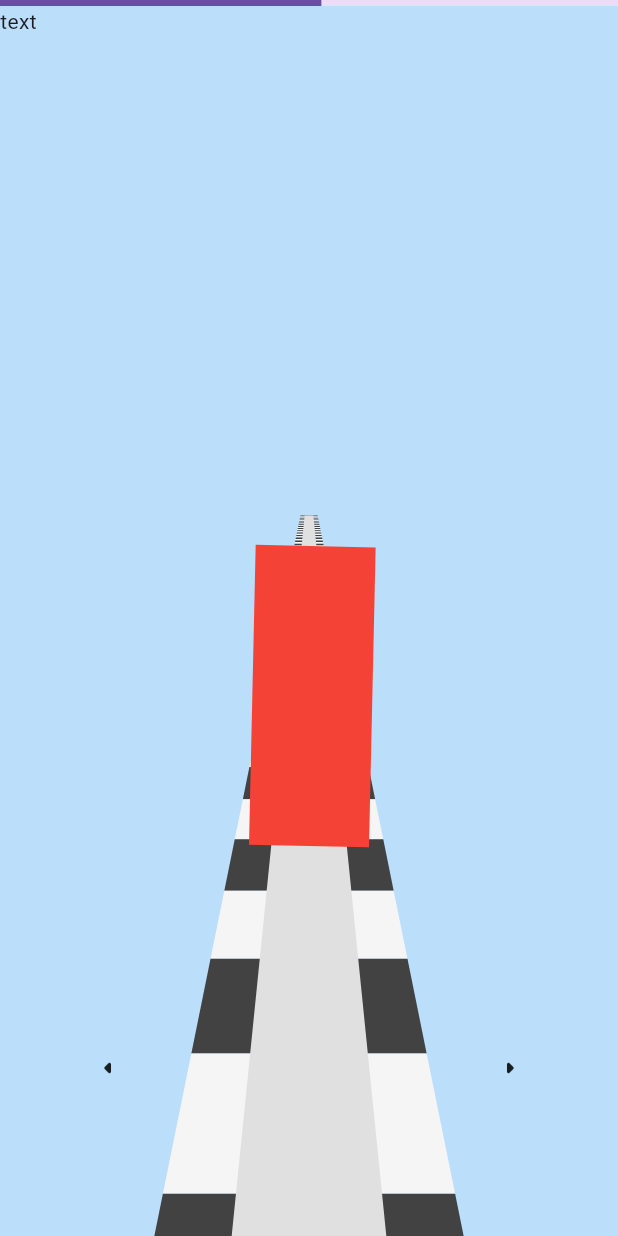
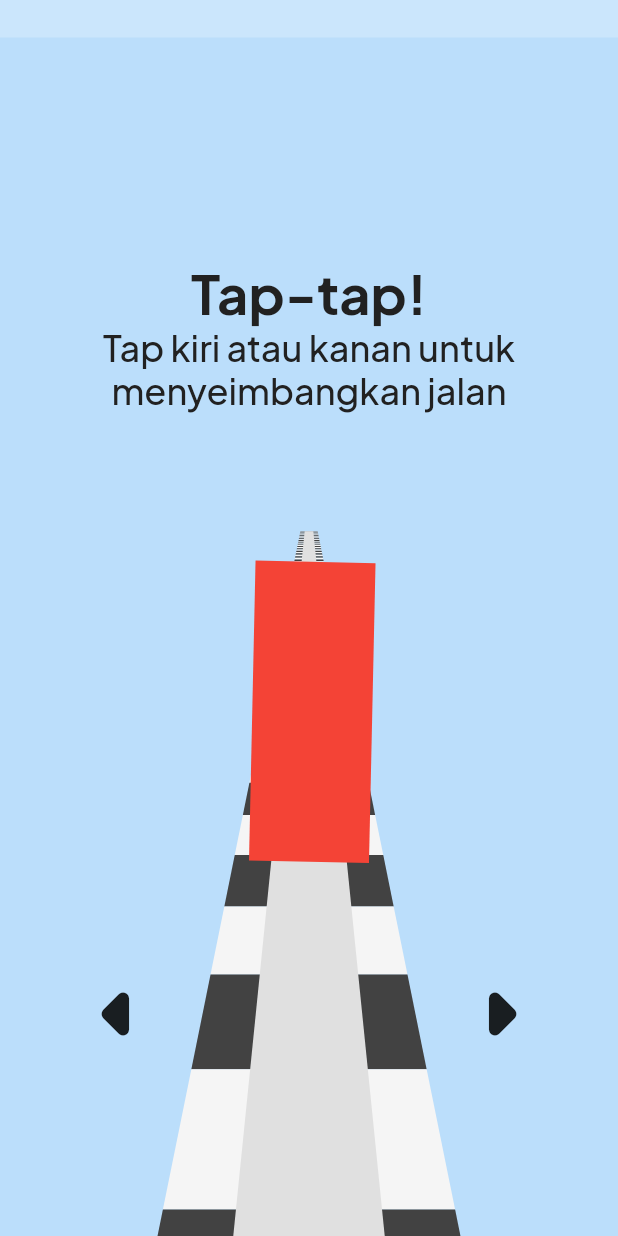
Before and after one commit to abadisurio/jakis-life, a Flutter app: the screen it shows after launch, on a phone screen of 412 x 824 dp. Run offline on Flutter 3.47's test engine with Material 3 defaults, Android fonts, the phone set to English and light mode, and no system bars; our stand-ins replace bloc, flutter_bloc, google_fonts; generated files the repository leaves out were written again.

Commit message:
Add font

```diff
--- a/lib/app/view/app.dart
+++ b/lib/app/view/app.dart
@@ -1,22 +1,49 @@
 import 'package:flutter/material.dart';
+import 'package:google_fonts/google_fonts.dart';
 import 'package:katajakarta/games/games.dart';
 import 'package:katajakarta/l10n/l10n.dart';
+import 'package:katajakarta/utils/text_theme.dart';
 
 class App extends StatelessWidget {
   const App({super.key});
 
   @override
   Widget build(BuildContext context) {
+    final textTheme = GoogleFonts.plusJakartaSansTextTheme().copyWith(
+      bodySmall: TextStyleTheme.baseBodyStyle,
+      bodyMedium: TextStyleTheme.baseBodyStyle,
+      bodyLarge: TextStyleTheme.baseBodyStyle,
+      titleLarge: TextStyleTheme.baseTitleStyle,
+      titleMedium: TextStyleTheme.baseTitleStyle,
+      titleSmall: TextStyleTheme.baseTitleStyle,
+      labelLarge: TextStyleTheme.baseLabelStyle,
+      labelMedium: TextStyleTheme.baseLabelStyle,
+      labelSmall: TextStyleTheme.baseLabelStyle,
+    );
     return MaterialApp(
       theme: ThemeData(
-        appBarTheme: AppBarTheme(
-          backgroundColor: Theme.of(context).colorScheme.inversePrimary,
+        splashColor: Colors.transparent,
+        highlightColor: Colors.black12,
+        primaryColor: Colors.indigo.shade50,
+        dividerColor: Colors.indigo.shade100,
+        textButtonTheme: TextButtonThemeData(
+          style: ButtonStyle(
+            foregroundColor: MaterialStateProperty.all<Color>(Colors.black),
+          ),
         ),
-        useMaterial3: true,
+        outlinedButtonTheme: OutlinedButtonThemeData(
+          style: ButtonStyle(
+            foregroundColor: MaterialStateProperty.all<Color>(Colors.black),
+          ),
+        ),
+        canvasColor: Colors.indigo.shade50,
+        textTheme: textTheme,
       ),
       localizationsDelegates: AppLocalizations.localizationsDelegates,
       supportedLocales: AppLocalizations.supportedLocales,
       home: const StableSidewalkPage(),
+      // home: const TimelinePage(),
+      // home: const EventPage(),
     );
   }
 }
--- a/lib/games/stable_sidewalk/view/stable_sidewalk_page.dart
+++ b/lib/games/stable_sidewalk/view/stable_sidewalk_page.dart
@@ -3,6 +3,7 @@ import 'dart:async';
 import 'package:flutter/material.dart';
 import 'package:flutter_bloc/flutter_bloc.dart';
 import 'package:katajakarta/games/stable_sidewalk/bloc/stable_sidewalk_bloc.dart';
+import 'package:katajakarta/utils/text_theme.dart';
 
 class StableSidewalkPage extends StatelessWidget {
   const StableSidewalkPage({super.key});
@@ -19,11 +20,29 @@ class StableSidewalkPage extends StatelessWidget {
           child: SafeArea(
             child: Column(
               children: [
-                const _Progress(),
+                const _GameProgress(),
                 Expanded(
                   child: Stack(
                     children: [
-                      const Text('text'),
+                      Positioned.fill(
+                        bottom: 400,
+                        child: Center(
+                          child: Column(
+                            mainAxisSize: MainAxisSize.min,
+                            children: [
+                              Text(
+                                'Tap-tap!',
+                                style: TextStyleTheme(context).titleLarge,
+                              ),
+                              Text(
+                                '''Tap kiri atau kanan untuk menyeimbangkan jalan''',
+                                style: TextStyleTheme(context).bodyMedium,
+                                textAlign: TextAlign.center,
+                              ),
+                            ],
+                          ),
+                        ),
+                      ),
                       Center(
                         child: Transform(
                           // Transform widget
@@ -38,15 +57,15 @@ class StableSidewalkPage extends StatelessWidget {
                         top: 100,
                         child: Center(child: _Character()),
                       ),
-                      const Center(child: _GameStatus()),
+                      // const Center(child: _GameStatus()),
                       const Positioned(
                         bottom: 100,
-                        left: 60,
+                        left: 30,
                         child: _LeftButton(),
                       ),
                       const Positioned(
                         bottom: 100,
-                        right: 60,
+                        right: 30,
                         child: _RightButton(),
                       ),
                     ],
@@ -61,32 +80,33 @@ class StableSidewalkPage extends StatelessWidget {
   }
 }
 
-class _GameStatus extends StatelessWidget {
-  const _GameStatus();
+// class _GameStatus extends StatelessWidget {
+//   const _GameStatus();
+
+//   @override
+//   Widget build(BuildContext context) {
+//     return BlocBuilder<StableSidewalkBloc, StableSidewalkState>(
+//       builder: (context, state) {
+//         if (state.isWin != null) {
+//           return Text(state.isWin! ? 'You Win!' : 'You Lose!');
+//         }
+//         return const SizedBox.shrink();
+//       },
+//     );
+//   }
+// }
+
+class _GameProgress extends StatefulWidget {
+  const _GameProgress();
 
   @override
-  Widget build(BuildContext context) {
-    return BlocBuilder<StableSidewalkBloc, StableSidewalkState>(
-      builder: (context, state) {
-        if (state.isWin != null) {
-          return Text(state.isWin! ? 'You Win!' : 'You Lose!');
-        }
-        return const SizedBox.shrink();
-      },
-    );
-  }
+  State<_GameProgress> createState() => _GameProgressState();
 }
 
-class _Progress extends StatefulWidget {
-  const _Progress();
-
-  @override
-  State<_Progress> createState() => _ProgressState();
-}
-
-class _ProgressState extends State<_Progress> with TickerProviderStateMixin {
+class _GameProgressState extends State<_GameProgress>
+    with TickerProviderStateMixin {
   late final AnimationController _animationController = AnimationController(
-    duration: const Duration(seconds: 15),
+    duration: const Duration(seconds: 7),
     vsync: this,
   );
   @override
@@ -118,7 +138,12 @@ class _ProgressState extends State<_Progress> with TickerProviderStateMixin {
             }
           },
           listenWhen: (prev, curr) => prev.isWin != curr.isWin,
-          child: LinearProgressIndicator(value: _animationController.value),
+          child: LinearProgressIndicator(
+            value: 1 - _animationController.value,
+            minHeight: 25,
+            color: Colors.black26,
+            backgroundColor: Colors.white24,
+          ),
         );
       },
     );
@@ -150,7 +175,10 @@ class _LeftButtonState extends State<_LeftButton> {
       onLongPressEnd: (detail) {
         timer?.cancel();
       },
-      child: const Icon(Icons.arrow_left_rounded),
+      child: const Icon(
+        Icons.arrow_left_rounded,
+        size: 96,
+      ),
     );
   }
 }
@@ -180,7 +208,10 @@ class _RightButtonState extends State<_RightButton> {
       onLongPressEnd: (detail) {
         timer?.cancel();
       },
-      child: const Icon(Icons.arrow_right_rounded),
+      child: const Icon(
+        Icons.arrow_right_rounded,
+        size: 96,
+      ),
     );
   }
 }
--- /dev/null
+++ b/lib/utils/text_theme.dart
@@ -0,0 +1,72 @@
+import 'package:flutter/material.dart';
+import 'package:google_fonts/google_fonts.dart';
+
+class TextStyleTheme {
+  TextStyleTheme(this.context) {
+    _textTheme = Theme.of(context).textTheme;
+  }
+
+  late TextTheme _textTheme;
+
+  final BuildContext context;
+  Brightness get brightness => Theme.of(context).brightness;
+
+  TextStyle? get titleLarge => _textTheme.titleLarge?.copyWith(
+        color: Colors.grey.shade900,
+        fontSize: 36,
+      );
+  TextStyle? get titleMedium => _textTheme.titleMedium?.copyWith(
+        color: Colors.grey.shade900,
+        fontSize: 24,
+      );
+  TextStyle? get titleSmall => _textTheme.titleSmall?.copyWith(
+        color: Colors.grey.shade900,
+        fontSize: 12,
+      );
+  TextStyle? get bodyLarge => _textTheme.bodyLarge?.copyWith(
+        color: Colors.grey.shade900,
+        fontSize: 36,
+      );
+  TextStyle? get bodyMedium => _textTheme.bodyMedium?.copyWith(
+        color: Colors.grey.shade900,
+        fontSize: 24,
+      );
+  TextStyle? get bodySmall => _textTheme.bodySmall?.copyWith(
+        color: Colors.grey.shade900,
+        fontSize: 12,
+      );
+  TextStyle? get labelLarge => _textTheme.labelLarge?.copyWith(
+        color: Colors.grey.shade900,
+        fontSize: 36,
+      );
+  TextStyle? get labelMedium => _textTheme.labelMedium?.copyWith(
+        color: Colors.grey.shade900,
+        fontSize: 24,
+      );
+  TextStyle? get labelSmall => _textTheme.labelSmall?.copyWith(
+        color: Colors.grey.shade900,
+        fontSize: 12,
+      );
+
+  static TextStyle get baseTitleStyle => GoogleFonts.plusJakartaSans(
+        textStyle: const TextStyle(
+          height: 1.2,
+          letterSpacing: 0,
+          fontWeight: FontWeight.w700,
+        ),
+      );
+  static TextStyle get baseBodyStyle => GoogleFonts.plusJakartaSans(
+        textStyle: const TextStyle(
+          height: 1.2,
+          letterSpacing: 0,
+          fontWeight: FontWeight.w500,
+        ),
+      );
+  static TextStyle get baseLabelStyle => GoogleFonts.plusJakartaSans(
+        textStyle: const TextStyle(
+          height: 1.2,
+          letterSpacing: 0,
+          fontWeight: FontWeight.w400,
+        ),
+      );
+}
--- a/pubspec.yaml
+++ b/pubspec.yaml
@@ -13,6 +13,7 @@ dependencies:
   flutter_bloc: ^8.1.3
   flutter_localizations:
     sdk: flutter
+  google_fonts: ^6.1.0
   intl: ^0.18.0
 
 dev_dependencies:
```
Also changed, not shown: lib/utils/utils.dart (added), pubspec.lock, 10 other files.
